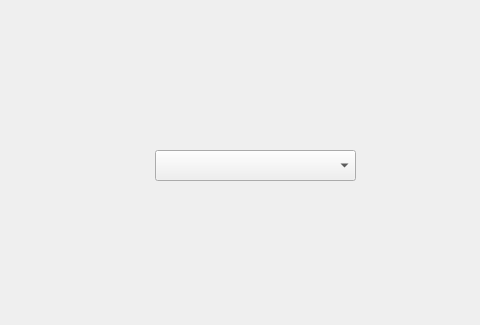
This is CS1D-Basketball-master/Basketball/info.ui in moetaei/CS1D-Basketball as Qt 5 draws it before an edit; both pictures show x 515 to 995 and y 0 to 325 of the 1200 by 700 pixel window. The edited form follows.
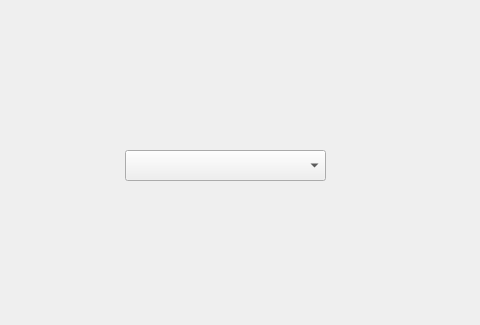
This is the edited form.

Diff of the .ui file:
```diff
--- a/CS1D-Basketball-master/Basketball/info.ui
+++ b/CS1D-Basketball-master/Basketball/info.ui
@@ -26,7 +26,7 @@
   <widget class="QComboBox" name="teamOptions">
    <property name="geometry">
     <rect>
-     <x>670</x>
+     <x>640</x>
      <y>150</y>
      <width>201</width>
      <height>31</height>
```
